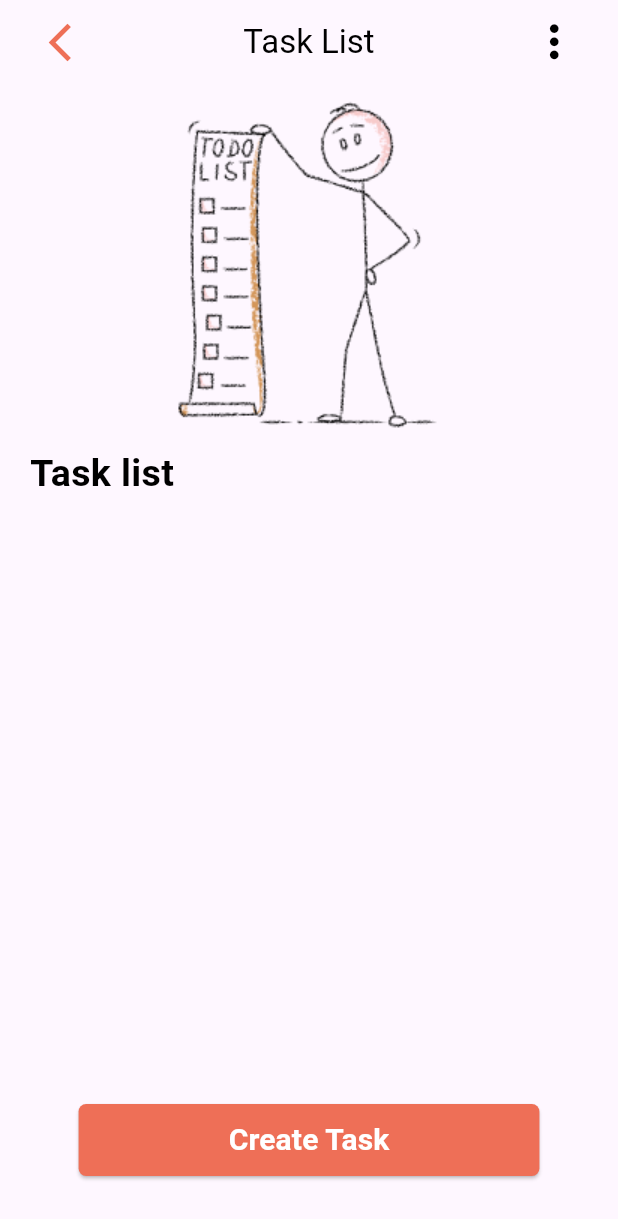
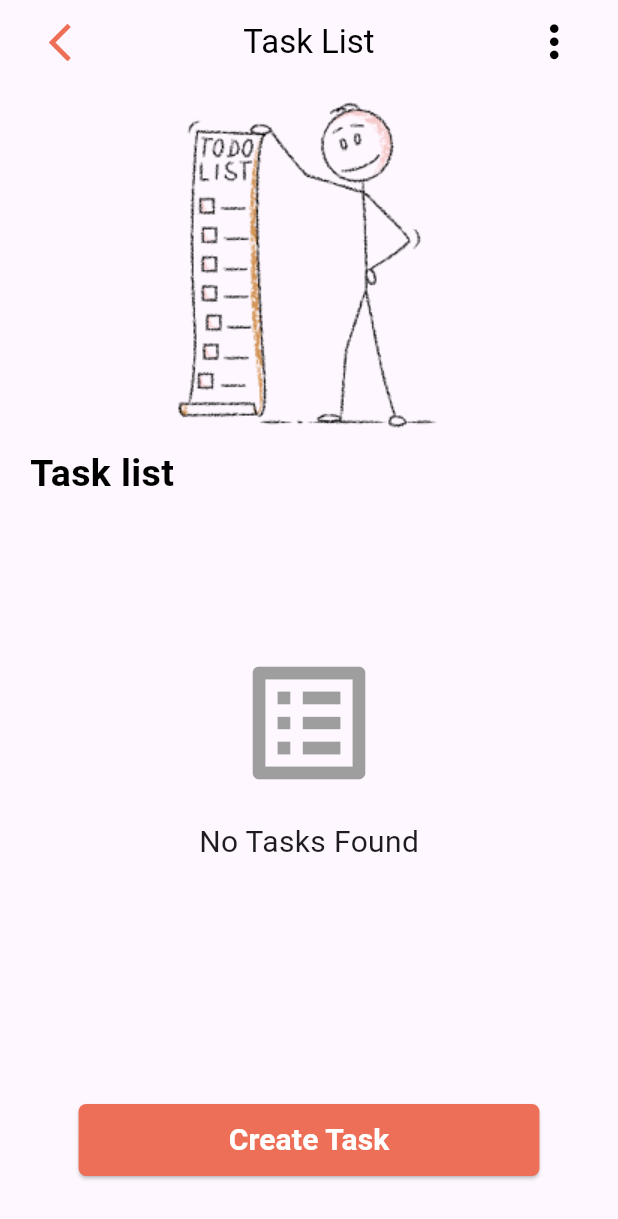
Before and after one commit to Mustapha7018/2023-project-phase-mobile-tasks, a Flutter app: the screen it shows after launch, after a tap on "Get Started", on a phone screen of 412 x 824 dp. Shown: the top 1219 px of the screen. Run offline on Flutter 3.47's test engine with Material 3 defaults, Android fonts, the light colour scheme and no system bars; our stand-ins replace bloc, dartz, flutter_bloc, google_fonts, shared_preferences; missing offline and left inert: data_connection_checker_nulls.

Commit message:
add BLOC to newTask view

```diff
--- a/on-boarding/Task App/task_app/lib/features/to_do/presentation/bloc/task_state.dart
+++ b/on-boarding/Task App/task_app/lib/features/to_do/presentation/bloc/task_state.dart
@@ -1,5 +1,5 @@
 import 'package:flutter/material.dart';
-import '../../domain/entities/add_task.dart';
+import 'package:task_app/features/to_do/data/models/todo_model.dart';
 
 
 
@@ -11,12 +11,12 @@ class InitialState extends TaskState {}
 class LoadingState extends TaskState {}
 
 class LoadedAllTasksState extends TaskState {
-  final List<Task> tasks;
+  final List<TaskModel> tasks;
   LoadedAllTasksState(this.tasks);
 }
 
 class LoadedSingleTaskState extends TaskState {
-  final Task task;
+  final TaskModel task;
   LoadedSingleTaskState(this.task);
 }
 
--- a/on-boarding/Task App/task_app/lib/features/to_do/presentation/pages/edit_task.dart
+++ b/on-boarding/Task App/task_app/lib/features/to_do/presentation/pages/edit_task.dart
@@ -8,7 +8,7 @@ import '../widgets/custom_button.dart';
 import '../widgets/field_forms.dart';
 
 class EditTaskView extends StatefulWidget {
-  const EditTaskView({super.key, required Task task});
+  const EditTaskView({super.key});
 
   @override
   State<EditTaskView> createState() => _EditTaskViewState();
--- a/on-boarding/Task App/task_app/lib/features/to_do/presentation/pages/task_list.dart
+++ b/on-boarding/Task App/task_app/lib/features/to_do/presentation/pages/task_list.dart
@@ -1,11 +1,13 @@
 import 'package:flutter/material.dart';
 import 'package:flutter_bloc/flutter_bloc.dart';
+import 'package:task_app/features/to_do/data/models/todo_model.dart';
 import 'package:task_app/features/to_do/presentation/pages/edit_task.dart';
 
 import '../../../../core/utils/date_format.dart';
-import '../../domain/entities/add_task.dart';
 import '../../../../core/utils/accent_color.dart';
 import '../bloc/task_bloc.dart';
+import '../bloc/task_event.dart';
+import '../bloc/task_state.dart';
 import '../widgets/custom_appbar.dart';
 import '../widgets/custom_button.dart';
 
@@ -17,36 +19,22 @@ class TaskListView extends StatefulWidget {
 }
 
 class _TaskListViewState extends State<TaskListView> {
-  List<Task> taskList = [];
-  List<Color> statusColors = [
-    const Color.fromRGBO(255, 81, 81, 1),
-    const Color.fromRGBO(251, 195, 67, 1),
-    const Color.fromRGBO(59, 219, 56, 1)
-  ];
-
   @override
   Widget build(BuildContext context) {
     return Scaffold(
       appBar: CustomAppBar(
         leading: IconButton(
-          icon: const Icon(
-            Icons.arrow_back_ios_new,
-            color: AppColors.primaryColor,
-            size: 30,
-          ),
+          icon: const Icon(Icons.arrow_back_ios_new,
+              color: AppColors.primaryColor, size: 30),
           onPressed: () {
-            // Back to splash
-            Navigator.pop(context, taskList);
+            Navigator.pop(context);
           },
         ),
-        title: const Text(
-          'Task List',
+        title: const Text('Task List',
             style: TextStyle(
                 color: Colors.black,
                 fontWeight: FontWeight.w400,
-            fontSize: 22,
-          ),
-        ),
+                fontSize: 22)),
       ),
       body: Column(
         children: <Widget>[
@@ -55,79 +43,124 @@ class _TaskListViewState extends State<TaskListView> {
             child: Column(
               crossAxisAlignment: CrossAxisAlignment.start,
               children: <Widget>[
-                Center(
-                  child: Image.asset('assets/stick_man2.png'),
-                ),
+                Center(child: Image.asset('assets/stick_man2.png')),
                 const Padding(
                   padding: EdgeInsets.only(left: 20),
-                  child: Text(
-                    'Task list',
+                  child: Text('Task list',
                       style: TextStyle(
                           color: Colors.black,
                           fontSize: 25,
-                        fontWeight: FontWeight.bold),
-                  ),
+                          fontWeight: FontWeight.bold)),
                 ),
               ],
             ),
           ),
           Expanded(
             flex: 3,
-            child: SingleChildScrollView(
+            child: BlocBuilder<TodoBloc, TaskState>(
+              builder: (context, state) {
+                if (state is LoadingState) {
+                  return const Center(child: CircularProgressIndicator());
+                } else if (state is LoadedAllTasksState) {
+                  return buildTaskList(
+                      context, state.tasks); // This will build the UI for tasks
+                } else if (state is ErrorState) {
+                  return Center(child: Text('Error: ${state.error}'));
+                }
+                return const Center(
+                  child: Column(
+                    mainAxisAlignment: MainAxisAlignment.center,
+                    children: <Widget>[
+                      Icon(
+                        Icons.list_alt,
+                        size: 100,
+                        color: Colors.grey,
+                      ),
+                      SizedBox(height: 15),
+                      Text(
+                        'No Tasks Found',
+                        style: TextStyle(fontSize: 20),
+                      ),
+                    ],
+                  ),
+                );
+              },
+            ),
+          ),
+          Expanded(
+            child: Container(
+              padding: const EdgeInsets.symmetric(vertical: 40),
+              child: CustomElevatedButton(
+                key: const Key('Create Task Button'),
+                text: 'Create Task',
+                onPressed: () async {
+                  TaskModel newTask =
+                      await Navigator.pushNamed(context, '/newTask')
+                          as TaskModel;
+                  context.read<TodoBloc>().add(CreateTaskEvent(newTask));
+                },
+                backgroundColor: AppColors.primaryColor,
+                borderRadius: 5.0,
+                padding: const EdgeInsets.symmetric(horizontal: 100),
+                textStyle: const TextStyle(
+                    color: Colors.white,
+                    fontSize: 20,
+                    fontWeight: FontWeight.bold),
+              ),
+            ),
+          )
+        ],
+      ),
+    );
+  }
+
+  Widget buildTaskList(BuildContext context, List<TaskModel> tasks) {
+    return SingleChildScrollView(
       child: Column(
         crossAxisAlignment: CrossAxisAlignment.stretch,
-                children: [
-                  // ignore: no_leading_underscores_for_local_identifiers
-                  ...taskList.reversed.map((_task) {
+        children:
+            tasks.reversed.map((task) => buildTaskCard(context, task)).toList(),
+      ),
+    );
+  }
+
+  Widget buildTaskCard(BuildContext context, TaskModel task) {
     return GestureDetector(
       onTap: () async {
-                        Task? task = await Navigator.push(
+        TaskModel updatedTask = await Navigator.push(
           context,
           MaterialPageRoute(
-                            builder: (context) => EditTaskView(task: _task),
-                            settings: RouteSettings(
-                                arguments: _task, name: '/taskDetail'),
+            builder: (context) => const EditTaskView(),
+            settings: RouteSettings(arguments: task, name: '/taskDetail'),
           ),
         );
-
-                        if (task != null) {
-                          setState(() {
-                            _task.title = task.title;
-                            _task.description = task.description;
-                            _task.dueDate = task.dueDate;
-                            _task.status = task.status;
-                          });
-                        }
+        context.read<TodoBloc>().add(UpdateTaskEvent(updatedTask));
       },
       child: Container(
         decoration: BoxDecoration(
           borderRadius: BorderRadius.circular(30),
           boxShadow: [
             BoxShadow(
-                              color: const Color.fromARGB(255, 136, 136, 136)
-                                  .withOpacity(0.1),
+              color: const Color.fromARGB(255, 136, 136, 136).withOpacity(0.1),
               spreadRadius: 1.0,
             ),
           ],
         ),
-                        margin: const EdgeInsets.symmetric(
-                          horizontal: 18,
-                          vertical: 10,
-                        ),
+        margin: const EdgeInsets.symmetric(horizontal: 18, vertical: 10),
         child: Card(
           surfaceTintColor: Colors.white,
           borderOnForeground: true,
-                          shape: RoundedRectangleBorder(
-                              borderRadius: BorderRadius.circular(25.0)),
+          shape:
+              RoundedRectangleBorder(borderRadius: BorderRadius.circular(25.0)),
           child: ListTile(
-                            contentPadding: const EdgeInsets.symmetric(
-                                horizontal: 20, vertical: 15),
-                            shape: RoundedRectangleBorder(
-                                borderRadius: BorderRadius.circular(30)),
+            contentPadding:
+                const EdgeInsets.symmetric(horizontal: 20, vertical: 15),
+            shape:
+                RoundedRectangleBorder(borderRadius: BorderRadius.circular(30)),
             leading: Padding(
               padding: const EdgeInsets.only(left: 5),
               child: Text(
-                                _task.title[0].toUpperCase(),
+                task.title[0].toUpperCase(),
                 style: const TextStyle(
                     color: Colors.black,
                     fontSize: 25,
@@ -137,10 +170,9 @@ class _TaskListViewState extends State<TaskListView> {
             title: SizedBox(
               width: 10,
               child: Text(
-                                _task.title,
+                task.title,
                 style: const TextStyle(
-                                    color: Colors.black,
-                                    fontWeight: FontWeight.bold),
+                    color: Colors.black, fontWeight: FontWeight.bold),
               ),
             ),
             trailing: Row(
@@ -149,7 +181,7 @@ class _TaskListViewState extends State<TaskListView> {
               mainAxisSize: MainAxisSize.min,
               children: <Widget>[
                 Text(
-                                  formatDate(_task.dueDate),
+                  formatDate(task.dueDate),
                   style: const TextStyle(
                       color: Colors.black,
                       fontSize: 14,
@@ -160,19 +192,8 @@ class _TaskListViewState extends State<TaskListView> {
                   height: 50,
                   width: 4,
                   decoration: BoxDecoration(
-                                    color: statusColors[_task.status.index],
+                    color: StatusColors.statusColors[task.status.index],
                     borderRadius: BorderRadius.circular(2),
-                                  ),
-                                ),
-                              ],
-                            ),
-                          ),
-                        ),
-                      ),
-                    );
-                  })
-                ],
-              ),
                   ),
                 ),
                 Expanded(
@@ -182,11 +203,13 @@ class _TaskListViewState extends State<TaskListView> {
                       key: const Key('Create Task Button'),
                       text: 'Create Task',
                       onPressed: () async {
-                  Task? newTask =
-                      await Navigator.pushNamed(context, '/newTask') as Task?;
-                  if (newTask != null) {
-                    // Add the new task to the BLoC
-                    context.read<TaskBloc>().add(TaskAdded(newTask));
+                        TaskModel newTask =
+                            await Navigator.pushNamed(context, '/newTask')
+                                as TaskModel;
+                        if (mounted) {
+                          context
+                              .read<TodoBloc>()
+                              .add(CreateTaskEvent(newTask));
                         }
                       },
                       backgroundColor: AppColors.primaryColor,
@@ -202,6 +225,9 @@ class _TaskListViewState extends State<TaskListView> {
                 )
               ],
             ),
+          ),
+        ),
+      ),
     );
   }
 }
--- a/on-boarding/Task App/task_app/lib/main.dart
+++ b/on-boarding/Task App/task_app/lib/main.dart
@@ -1,15 +1,29 @@
 import 'package:flutter/material.dart';
+import 'package:flutter_bloc/flutter_bloc.dart';
+import 'package:shared_preferences/shared_preferences.dart';
+import 'package:task_app/core/utils/accent_color.dart';
+import 'package:task_app/features/to_do/presentation/bloc/task_bloc.dart';
 
-import 'package:task_app/core/utils/custom_animations.dart';
-import 'package:task_app/features/to_do/presentation/pages/new_task.dart';
-import 'package:task_app/features/to_do/presentation/pages/splash.dart';
-import 'package:task_app/features/to_do/presentation/pages/edit_task.dart';
-import 'package:task_app/features/to_do/presentation/pages/view_task.dart';
-import 'package:task_app/features/to_do/presentation/pages/task_list.dart';
+import 'core/utils/custom_animations.dart';
+import 'features/to_do/data/datasources/local_cache.dart';
+import 'features/to_do/data/repositories/task_repo.dart';
+import 'features/to_do/presentation/pages/edit_task.dart';
+import 'features/to_do/presentation/pages/new_task.dart';
+import 'features/to_do/presentation/pages/splash.dart';
+import 'features/to_do/presentation/pages/task_list.dart';
+import 'features/to_do/presentation/pages/view_task.dart';
 
-void main() {
+void main() async {
+  WidgetsFlutterBinding.ensureInitialized();
+  final sharedPreferences = await SharedPreferences.getInstance();
+  final taskLocalDataSource =
+      SharedPreferencesTaskLocalDataSource(sharedPreferences);
+  final taskRepository = TaskRepository(taskLocalDataSource);
+
   runApp(
-    MaterialApp(
+    BlocProvider(
+      create: (context) => TodoBloc(taskRepository),
+      child: MaterialApp(
         debugShowCheckedModeBanner: false,
         initialRoute: '/',
         onGenerateRoute: (settings) {
@@ -31,5 +45,6 @@ void main() {
           }
         },
       ),
+    ),
   );
 }
```
Also changed, not shown: on-boarding/Task App/task_app/lib/features/to_do/presentation/pages/new_task.dart (+23 -18 lines). Lines whose indentation alone changed are shown as unchanged.
